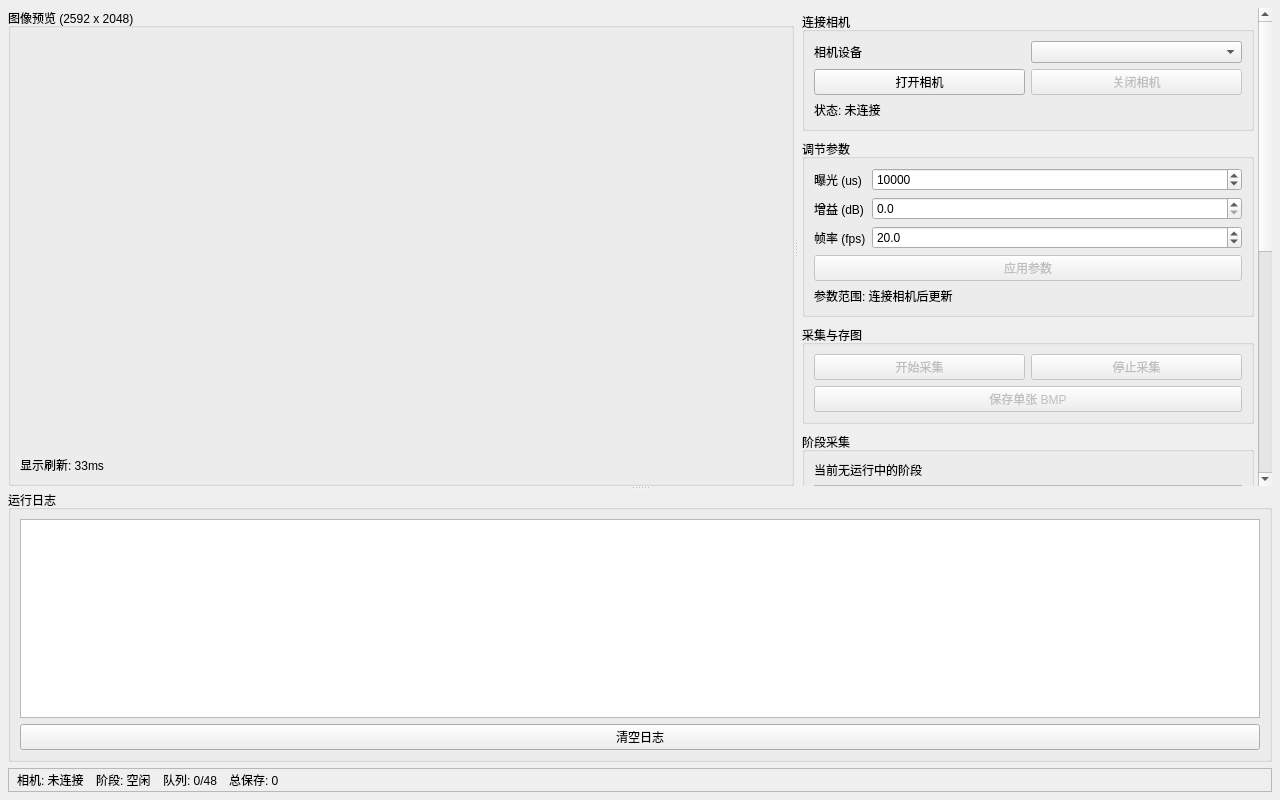
First picture: the form in QtProject_1.ui, repository ge10yue12-netizen/Photomechanics-own, before the edit.
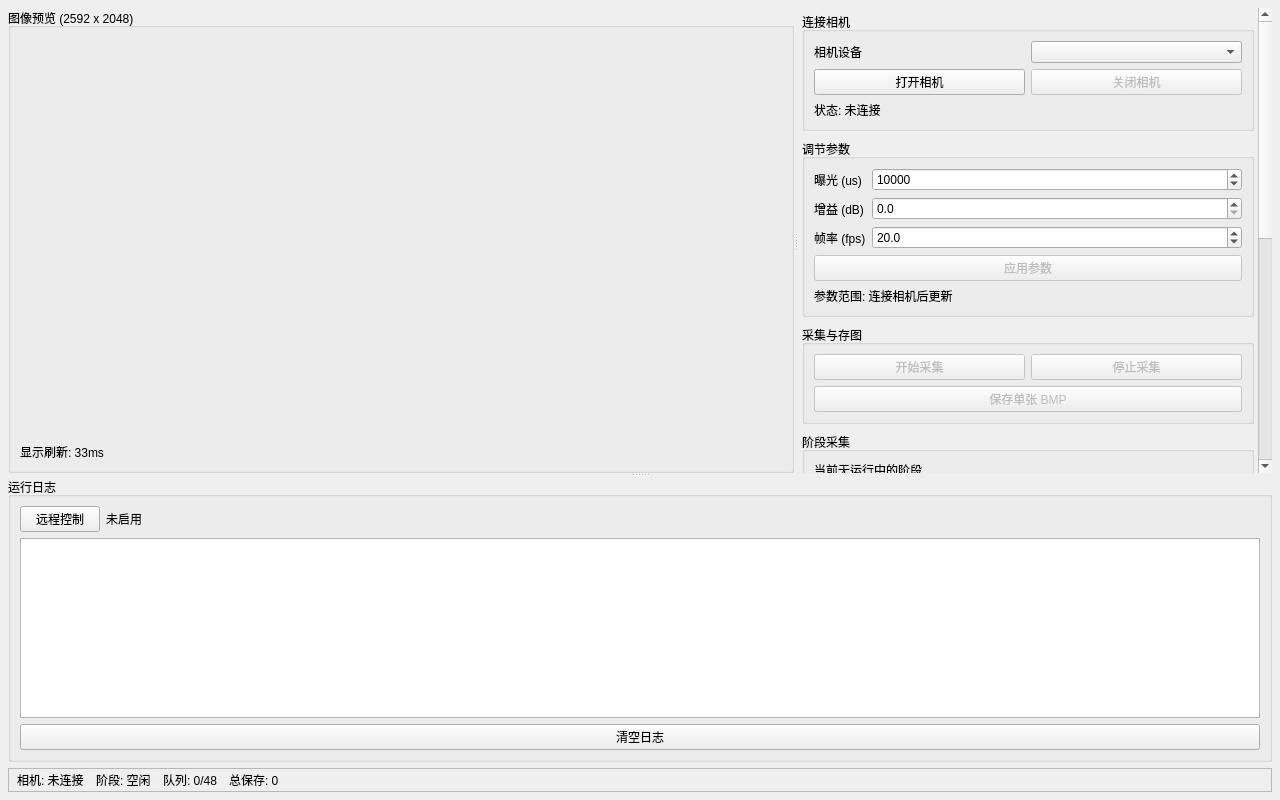
Second picture: the form after the edit. Custom widgets are drawn as their Qt base class.

Commit message:
远程控制 Hub 初版：错误待优化（checkpoint）
主界面单一「远程控制」入口 + RemoteControlHubDialog Tab 编排；remote/ RemoteServiceDialog 与 remote-qr/ RemoteControlDialog 改为 Qt Designer .ui；remote-qr 经 MobileCommandGuardHooks 解耦 remote 头文件；小程序/H5 预览开关与 remote/off 等增量一并纳入。

【错误待优化 / 勿作稳定基线】

- 远程交互流程（模块启停、预览、断开、Hub Tab）尚未定稿，用户体验与移植边界需重构

- RemoteHost 状态标签生命周期曾导致崩溃，已临时修复（QPointer + statusDisplayChanged），整体 UI/Host 接线仍欠整理

- 本提交仅作版本存档，便于回滚与后续交互方案迭代

```diff
--- a/QtProject_1.ui
+++ b/QtProject_1.ui
@@ -557,6 +557,57 @@
        <string>运行日志</string>
       </property>
       <layout class="QVBoxLayout" name="logLayout">
+       <item>
+        <widget class="QWidget" name="remoteControlRow" native="true">
+         <layout class="QHBoxLayout" name="remoteControlLayout">
+          <property name="leftMargin">
+           <number>0</number>
+          </property>
+          <property name="topMargin">
+           <number>0</number>
+          </property>
+          <property name="rightMargin">
+           <number>0</number>
+          </property>
+          <property name="bottomMargin">
+           <number>0</number>
+          </property>
+          <item>
+           <widget class="QPushButton" name="remoteControlBtn">
+            <property name="text">
+             <string>远程控制</string>
+            </property>
+           </widget>
+          </item>
+          <item>
+           <widget class="QLabel" name="remoteStatusLabel">
+            <property name="minimumSize">
+             <size>
+              <width>200</width>
+              <height>0</height>
+             </size>
+            </property>
+            <property name="text">
+             <string>未启用</string>
+            </property>
+           </widget>
+          </item>
+          <item>
+           <spacer name="remoteControlSpacer">
+            <property name="orientation">
+             <enum>Qt::Horizontal</enum>
+            </property>
+            <property name="sizeHint" stdset="0">
+             <size>
+              <width>40</width>
+              <height>20</height>
+             </size>
+            </property>
+           </spacer>
+          </item>
+         </layout>
+        </widget>
+       </item>
        <item>
         <widget class="QPlainTextEdit" name="logTextEdit">
          <property name="readOnly">
```
The commit also changes 48 other files.
